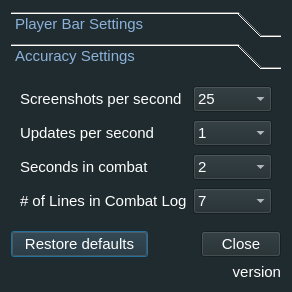
Qt form configurator.ui (Tyrox92/Gw2SPECS) before a commit.
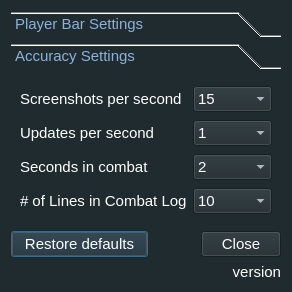
The same form after that commit. The open tabs and pages were chosen to show the change.

What changed in the file:
```diff
--- a/configurator.ui
+++ b/configurator.ui
@@ -372,10 +372,10 @@
           <string notr="true">color: rgb(255, 255, 255);</string>
          </property>
          <property name="currentText">
-          <string>25</string>
+          <string>15</string>
          </property>
          <property name="currentIndex">
-          <number>2</number>
+          <number>0</number>
          </property>
          <item>
           <property name="text">
@@ -492,21 +492,11 @@
           <bool>false</bool>
          </property>
          <property name="currentText">
-          <string>7</string>
+          <string>10</string>
          </property>
          <property name="currentIndex">
           <number>0</number>
          </property>
-         <item>
-          <property name="text">
-           <string>7</string>
-          </property>
-         </item>
-         <item>
-          <property name="text">
-           <string>8</string>
-          </property>
-         </item>
          <item>
           <property name="text">
            <string>10</string>
```
Left out of the diff: 12 changed lines with no effect on the pictures.
